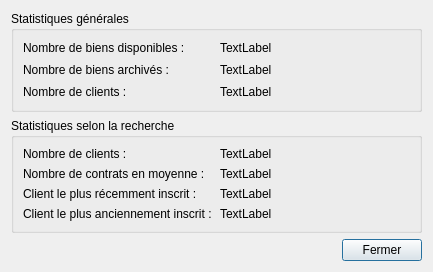
First picture: the form in BestResidence/stats_clients.ui, repository jordanlang/BestResidence, before the edit.
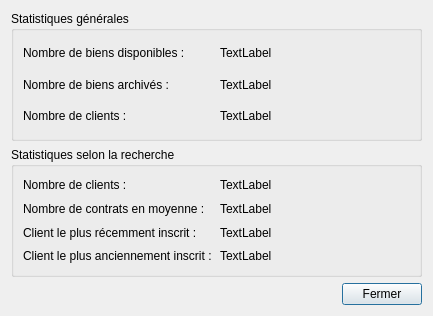
Second picture: the form after the edit.

```diff
--- a/BestResidence/stats_clients.ui
+++ b/BestResidence/stats_clients.ui
@@ -7,7 +7,7 @@
     <x>0</x>
     <y>0</y>
     <width>433</width>
-    <height>272</height>
+    <height>316</height>
    </rect>
   </property>
   <property name="windowTitle">
@@ -17,7 +17,7 @@
    <item row="0" column="0">
     <layout class="QGridLayout" name="gridLayout_3">
      <item row="1" column="0">
-      <widget class="QGroupBox" name="">
+      <widget class="QGroupBox" name="groupBox">
        <property name="title">
         <string>Statistiques selon la recherche</string>
        </property>
@@ -82,7 +82,7 @@
       </widget>
      </item>
      <item row="0" column="0">
-      <widget class="QGroupBox" name="">
+      <widget class="QGroupBox" name="groupBox">
        <property name="title">
         <string>Statistiques générales</string>
        </property>
```
Left out of the diff: 3 changed lines with no effect on the pictures.
